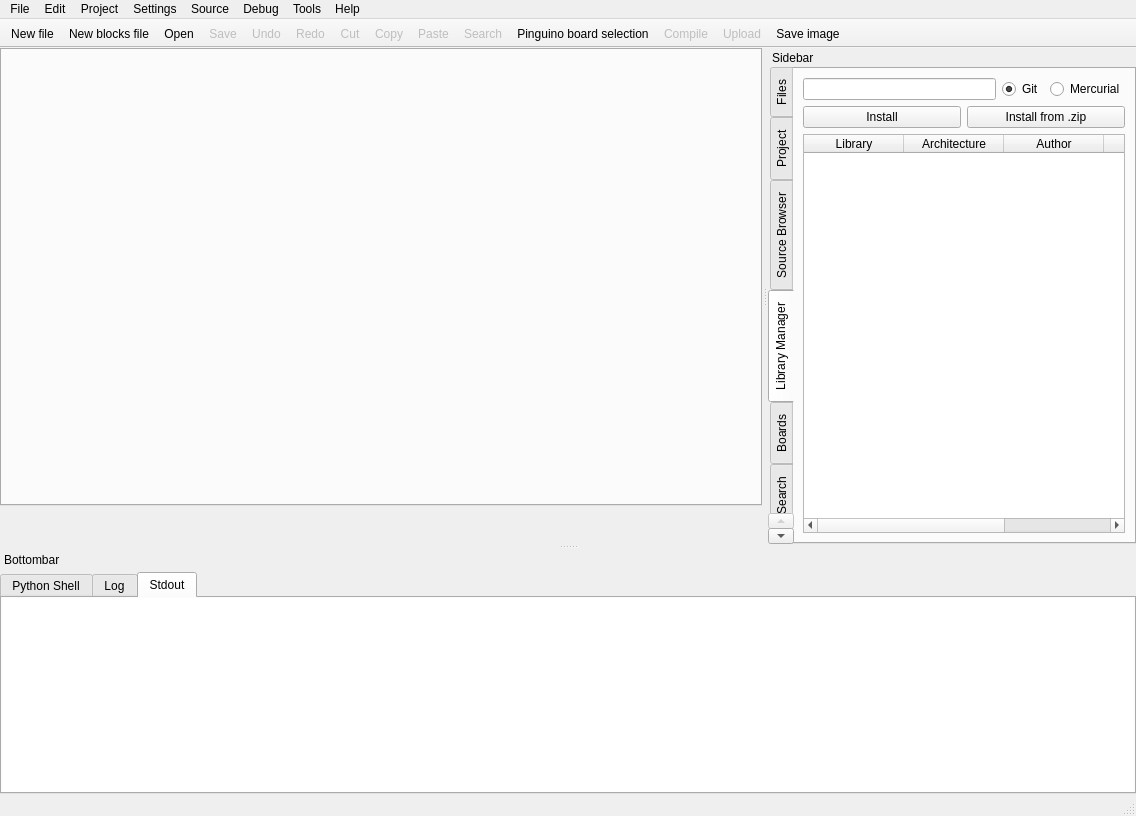
Before: the Qt Designer form pinguino/qtgui/frames/main.ui in PinguinoIDE/pinguino-ide, drawn with Qt 5.
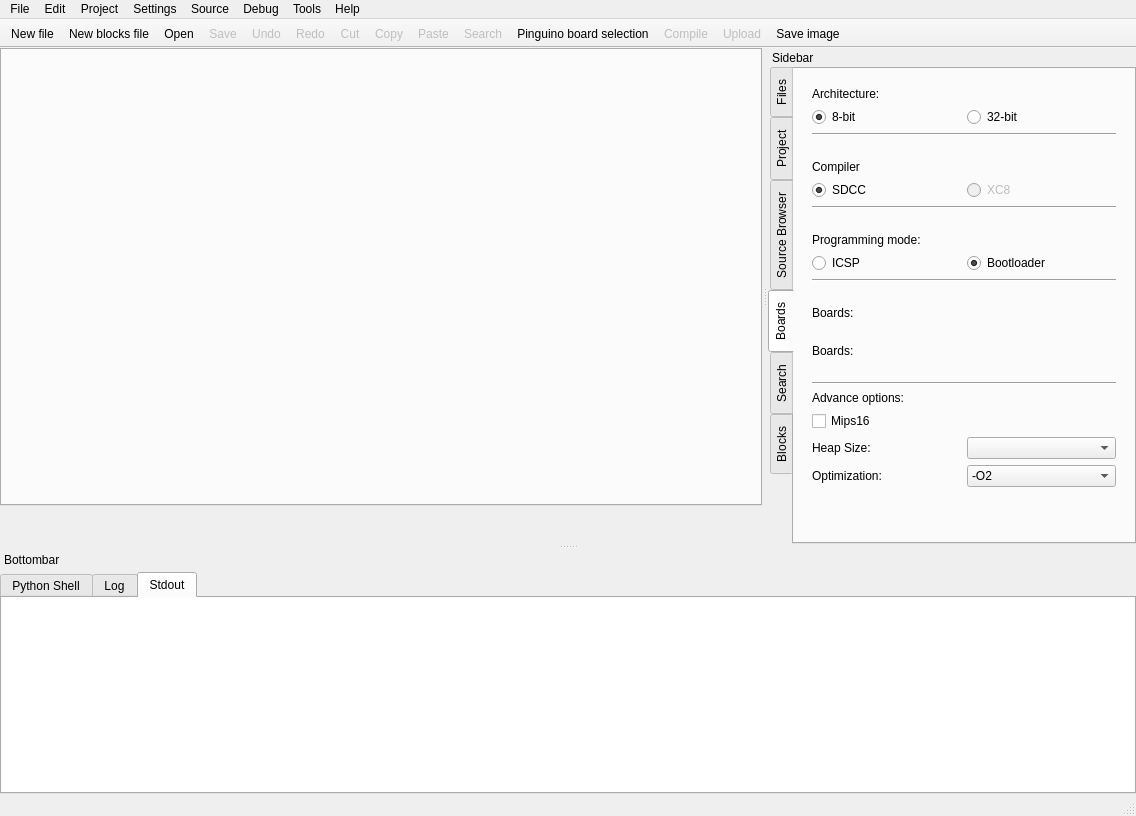
After: the same form once the commit is applied. The open tabs and pages were chosen to show the change. Icons and pictures are not drawn.

Commit message: Library manager deprecated

What changed in the file:
```diff
--- a/pinguino/qtgui/frames/main.ui
+++ b/pinguino/qtgui/frames/main.ui
@@ -818,111 +818,6 @@
          </item>
         </layout>
        </widget>
-       <widget class="QWidget" name="LibraryManager">
-        <attribute name="title">
-         <string>Library Manager</string>
-        </attribute>
-        <layout class="QGridLayout" name="gridLayout_30">
-         <item row="0" column="0">
-          <layout class="QHBoxLayout" name="horizontalLayout">
-           <item>
-            <widget class="QLineEdit" name="lineEdit_libraries_source"/>
-           </item>
-           <item>
-            <widget class="QRadioButton" name="radioButton_library_git">
-             <property name="text">
-              <string>Git</string>
-             </property>
-             <property name="checked">
-              <bool>true</bool>
-             </property>
-            </widget>
-           </item>
-           <item>
-            <widget class="QRadioButton" name="radioButton_library_mercurial">
-             <property name="text">
-              <string>Mercurial</string>
-             </property>
-            </widget>
-           </item>
-          </layout>
-         </item>
-         <item row="1" column="0">
-          <layout class="QHBoxLayout" name="horizontalLayout_5">
-           <item>
-            <widget class="QPushButton" name="pushButton_libraries_install">
-             <property name="text">
-              <string>Install</string>
-             </property>
-            </widget>
-           </item>
-           <item>
-            <widget class="QPushButton" name="pushButton_libraries_install_from_zip">
-             <property name="text">
-              <string>Install from .zip</string>
-             </property>
-            </widget>
-           </item>
-          </layout>
-         </item>
-         <item row="2" column="0">
-          <widget class="QTableWidget" name="tableWidget_user_libraries">
-           <property name="alternatingRowColors">
-            <bool>true</bool>
-           </property>
-           <property name="verticalScrollMode">
-            <enum>QAbstractItemView::ScrollPerPixel</enum>
-           </property>
-           <property name="horizontalScrollMode">
-            <enum>QAbstractItemView::ScrollPerPixel</enum>
-           </property>
-           <property name="gridStyle">
-            <enum>Qt::NoPen</enum>
-           </property>
-           <property name="wordWrap">
-            <bool>false</bool>
-           </property>
-           <property name="cornerButtonEnabled">
-            <bool>false</bool>
-           </property>
-           <attribute name="horizontalHeaderHighlightSections">
-            <bool>false</bool>
-           </attribute>
-           <attribute name="horizontalHeaderStretchLastSection">
-            <bool>true</bool>
-           </attribute>
-           <attribute name="verticalHeaderVisible">
-            <bool>false</bool>
-           </attribute>
-           <column>
-            <property name="text">
-             <string>Library</string>
-            </property>
-           </column>
-           <column>
-            <property name="text">
-             <string>Architecture</string>
-            </property>
-           </column>
-           <column>
-            <property name="text">
-             <string>Author</string>
-            </property>
-           </column>
-           <column>
-            <property name="text">
-             <string>Info</string>
-            </property>
-           </column>
-           <column>
-            <property name="text">
-             <string>Remove</string>
-            </property>
-           </column>
-          </widget>
-         </item>
-        </layout>
-       </widget>
        <widget class="QWidget" name="Boards">
         <attribute name="title">
          <string>Boards</string>
```
Left out of the diff: 2 changed lines with no effect on the pictures. The commit also changes 29 other files.
